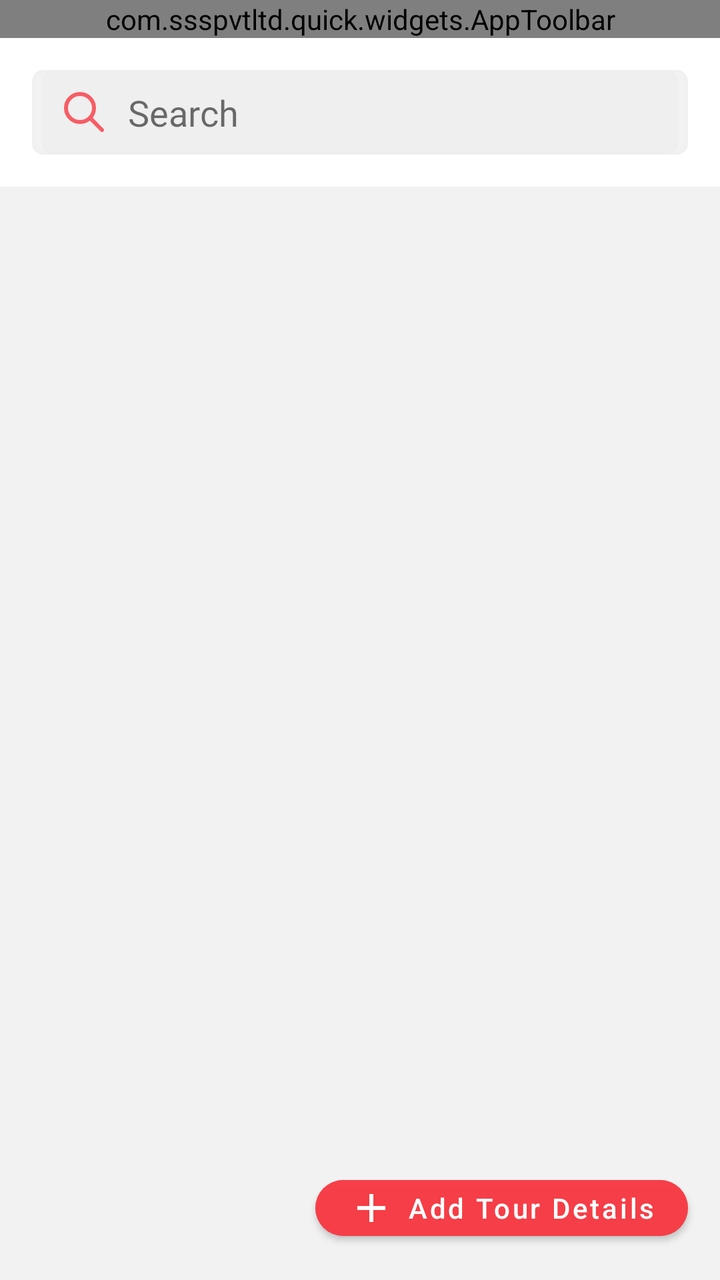
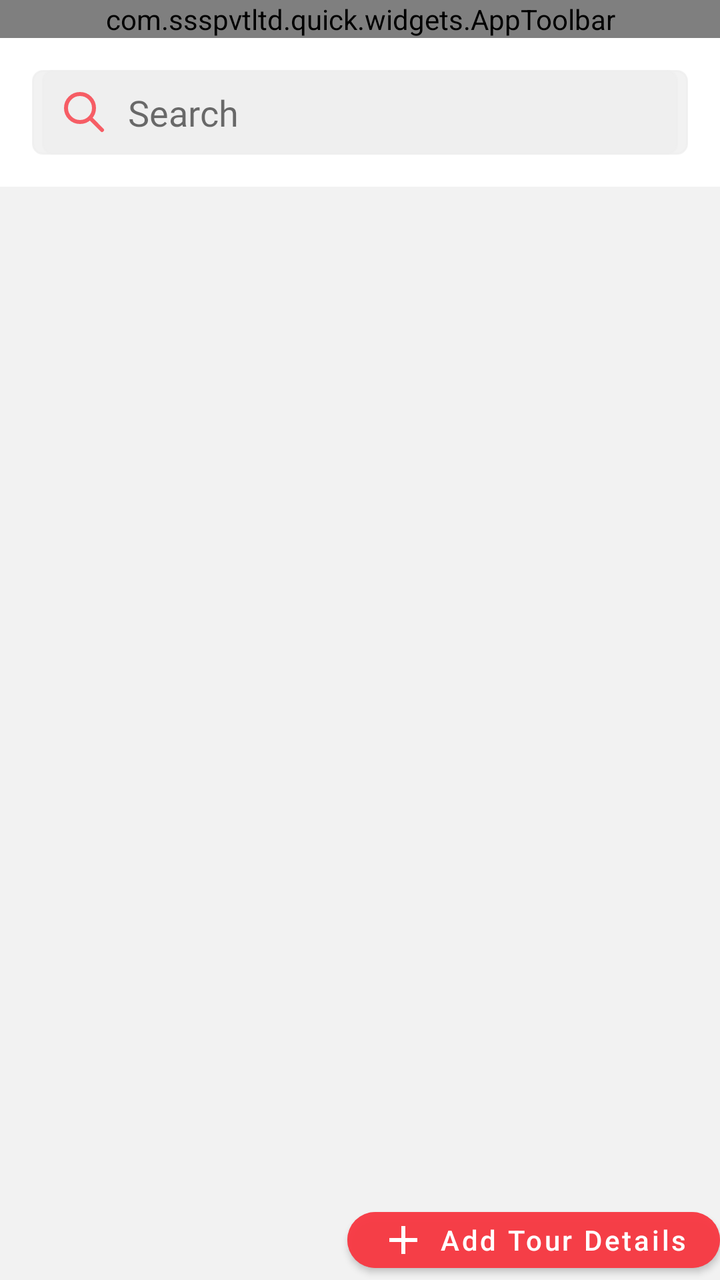

Before-and-after screenshots of an Android layout around one commit, followed by the original layout XML and the change that was made.
<!-- AndroidManifest.xml: application theme Theme.SSSQUICK -->
<!-- res/layout/fragment_tour_register_list.xml -->
<?xml version="1.0" encoding="utf-8"?>
<androidx.constraintlayout.widget.ConstraintLayout
    xmlns:android="http://schemas.android.com/apk/res/android"
    xmlns:app="http://schemas.android.com/apk/res-auto"
    xmlns:tools="http://schemas.android.com/tools"
    android:fitsSystemWindows="true"
    android:layout_width="match_parent"
    android:layout_height="match_parent"
    android:background="@color/white"
    tools:context=".ui.order.pending.fragment.PendingOrderFragment">



    <androidx.constraintlayout.widget.ConstraintLayout
        android:id="@+id/conToolbar"
        android:layout_width="match_parent"
        app:layout_constraintTop_toTopOf="parent"
        android:layout_height="wrap_content">
        <com.ssspvtltd.quick.widgets.AppToolbar
            android:id="@+id/toolbar"
            android:layout_width="match_parent"
            android:layout_height="wrap_content"
            app:isCartVisible="false"
            app:isLocationVisible="false"
            app:layout_constraintTop_toTopOf="parent"
            app:navigationType="back"
            app:titleType="title" />
    </androidx.constraintlayout.widget.ConstraintLayout>


    

    
    <androidx.constraintlayout.widget.ConstraintLayout
        android:layout_width="0dp"
        android:layout_height="0dp"
        app:layout_constraintTop_toBottomOf="@id/conToolbar"
        app:layout_constraintBottom_toBottomOf="parent"
        app:layout_constraintStart_toStartOf="parent"
        app:layout_constraintEnd_toEndOf="parent">

        
        <androidx.constraintlayout.widget.ConstraintLayout
            android:id="@+id/searchContainer"
            android:visibility="visible"
            android:layout_width="0dp"
            android:layout_height="wrap_content"
            android:background="@drawable/gray_200_bg"
            android:layout_marginHorizontal="16dp"
            android:layout_marginTop="16dp"
            app:layout_constraintTop_toTopOf="parent"
            app:layout_constraintStart_toStartOf="parent"
            app:layout_constraintEnd_toEndOf="parent">

            
            <androidx.appcompat.widget.AppCompatEditText
                android:id="@+id/etSearch"
                android:layout_width="match_parent"
                android:layout_height="wrap_content"
                android:layout_marginHorizontal="5dp"
                android:background="@drawable/gray_200_bg"
                android:drawableStart="@drawable/search"
                android:drawablePadding="10dp"
                android:drawableTint="@color/red_200"
                android:fontFamily="@font/roboto_light"
                android:gravity="center|start"
                android:hint="@string/search_by_name"
                android:imeOptions="actionSearch"
                android:lines="1"
                android:maxLines="1"
                android:padding="9dp"
                android:textColor="#90000000"
                android:textColorHint="#90000000"
                app:layout_constraintEnd_toEndOf="parent"
                app:layout_constraintStart_toStartOf="parent"
                app:layout_constraintTop_toTopOf="parent" />

            
            <TextView
                android:visibility="gone"
                android:id="@+id/tvCount"
                android:layout_width="wrap_content"
                android:layout_height="wrap_content"
                android:text="0 records"
                android:textColor="@color/black"
                android:textSize="14sp"
                android:layout_marginEnd="12dp"
                android:fontFamily="@font/roboto_medium"
                app:layout_constraintEnd_toEndOf="parent"
                app:layout_constraintTop_toTopOf="parent"
                app:layout_constraintBottom_toBottomOf="parent" />
        </androidx.constraintlayout.widget.ConstraintLayout>


        <androidx.recyclerview.widget.RecyclerView
            android:id="@+id/recyclerView"
            android:layout_width="0dp"
            android:layout_height="0dp"
            android:layout_marginTop="16dp"
            android:background="@color/grey_200"
            android:clipToPadding="false"
            android:orientation="vertical"
            app:layoutManager="androidx.recyclerview.widget.LinearLayoutManager"
            app:layout_constraintTop_toBottomOf="@id/searchContainer"
            app:layout_constraintBottom_toBottomOf="parent"
            app:layout_constraintStart_toStartOf="parent"
            app:layout_constraintEnd_toEndOf="parent"

            tools:itemCount="5"
            tools:listitem="@layout/all_account_adapter" />

        <TextView
            android:id="@+id/noDataText"
            android:layout_width="wrap_content"
            android:layout_height="wrap_content"
            android:gravity="center"
            android:text=""
            android:textColor="@color/black"
            android:textSize="16sp"
            android:visibility="gone"
            app:layout_constraintBottom_toBottomOf="parent"
            app:layout_constraintEnd_toEndOf="parent"
            app:layout_constraintStart_toStartOf="parent"
            app:layout_constraintTop_toBottomOf="@id/searchContainer" />

        <com.google.android.material.button.MaterialButton
            android:id="@+id/btnAddCustomer"
            android:layout_width="wrap_content"
            android:layout_height="40dp"
            android:text="Add Tour Details"
            android:textAllCaps="false"
            android:textColor="@color/white"
            android:backgroundTint="@color/red_200"
            android:layout_margin="16dp"
            app:cornerRadius="20dp"
            app:icon="@drawable/ic_baseline_plus_24"
            app:iconGravity="textStart"
            app:iconPadding="6dp"

            app:layout_constraintBottom_toBottomOf="parent"
            app:layout_constraintEnd_toEndOf="parent"/>

    </androidx.constraintlayout.widget.ConstraintLayout>



</androidx.constraintlayout.widget.ConstraintLayout>
<!-- res/layout/all_account_adapter.xml (included above) -->
<?xml version="1.0" encoding="utf-8"?>
<androidx.constraintlayout.widget.ConstraintLayout
    xmlns:android="http://schemas.android.com/apk/res/android"
    xmlns:app="http://schemas.android.com/apk/res-auto"
    android:layout_width="match_parent"
    android:layout_height="wrap_content"
    android:background="@color/white"
    android:paddingHorizontal="16dp">

    
    <com.google.android.material.textview.MaterialTextView
        android:id="@+id/tvSNo"
        android:layout_width="0dp"
        android:layout_height="wrap_content"
        android:textColor="@color/dark_gray"
        android:textSize="14sp"
        android:textStyle="bold"
        app:layout_constraintEnd_toStartOf="@id/layoutEdit"
        app:layout_constraintStart_toStartOf="parent"
        app:layout_constraintTop_toTopOf="parent"
        android:text="S.No: 1" />

    
    <com.google.android.material.textview.MaterialTextView
        android:id="@+id/tvCustomerName"
        android:layout_width="0dp"
        android:layout_height="wrap_content"
        android:textSize="13sp"
        android:textColor="@color/black"
        android:layout_marginEnd="8dp"
        app:layout_constraintEnd_toStartOf="@id/layoutEdit"
        app:layout_constraintStart_toStartOf="parent"
        app:layout_constraintTop_toBottomOf="@id/tvSNo"
        android:text="Sale Party | OMM HOSIERY : MUZAFFARPUR" />

    
    <FrameLayout
        android:id="@+id/layoutEdit"
        android:layout_width="40dp"
        android:layout_height="40dp"
        android:clickable="true"

        android:focusable="true"
        android:foreground="?attr/selectableItemBackgroundBorderless"
        app:layout_constraintEnd_toStartOf="@id/layoutDelete"
        app:layout_constraintTop_toTopOf="@id/tvCustomerName">

        <ImageView
            android:id="@+id/imgEdit"
            android:layout_width="22dp"
            android:layout_height="22dp"
            android:layout_gravity="center"
            android:src="@drawable/edit"
            android:tint="@color/blue"/>
    </FrameLayout>

    
    <FrameLayout
        android:id="@+id/layoutDelete"
        android:layout_width="40dp"
        android:layout_height="40dp"
        android:clickable="true"
        android:focusable="true"
        android:foreground="?attr/selectableItemBackgroundBorderless"
        app:layout_constraintEnd_toEndOf="parent"
        app:layout_constraintTop_toTopOf="@id/tvCustomerName">

        <ImageView
            android:id="@+id/imgDelete"
            android:layout_width="22dp"
            android:layout_height="22dp"
            android:layout_gravity="center"
            android:src="@drawable/delete"
            android:tint="@color/red"/>
    </FrameLayout>

    
    <androidx.recyclerview.widget.RecyclerView
        android:id="@+id/rvPersons"
        android:layout_width="0dp"
        android:layout_height="wrap_content"
        android:layout_marginTop="20dp"
        android:nestedScrollingEnabled="false"
        android:focusable="false"
        android:clickable="false"
        app:layout_constraintTop_toBottomOf="@id/tvCustomerName"
        app:layout_constraintStart_toStartOf="parent"
        app:layout_constraintEnd_toEndOf="parent"
       />

    
    <RelativeLayout
        android:id="@+id/rl"
        android:layout_width="match_parent"
        android:layout_marginTop="10dp"
        android:layout_height="wrap_content"
        app:layout_constraintTop_toBottomOf="@id/rvPersons">

        <androidx.cardview.widget.CardView
            android:layout_width="wrap_content"
            android:layout_height="wrap_content"
            android:layout_alignParentEnd="true"
            app:cardCornerRadius="6dp">

            <RelativeLayout
                android:layout_width="wrap_content"
                android:layout_height="wrap_content"
                android:background="#F8BBD0"
                android:padding="7dp">

                <TextView
                    android:id="@+id/noOfPerson"
                    android:textStyle="bold"
                    android:layout_width="wrap_content"
                    android:layout_height="wrap_content"
                    android:text="(0)" />
            </RelativeLayout>
        </androidx.cardview.widget.CardView>
    </RelativeLayout>

    
    <View
        android:layout_width="match_parent"
        android:layout_height="1dp"
        android:layout_marginTop="7dp"
        android:background="@color/light_gray"
        app:layout_constraintTop_toBottomOf="@id/rl"/>

</androidx.constraintlayout.widget.ConstraintLayout>
<!-- resources referenced by this layout -->
<resources>
  <color name="black">#FF000000</color>
  <color name="dark_gray">#E46B6969</color>
  <color name="grey_200">#C8EFEFEF</color>
  <color name="light_gray">#278F8B8B</color>
  <color name="red_200">#CEF83A44</color>
  <color name="white">#FFFFFFFF</color>
  <!-- drawable delete: png bitmap (drawable, 8994 bytes) -->
  <!-- drawable edit: png bitmap (drawable, 8017 bytes) -->
  <!-- drawable gray_200_bg (drawable) -->
  <?xml version="1.0" encoding="utf-8"?>
  <shape xmlns:android="http://schemas.android.com/apk/res/android"
      android:shape="rectangle">
  
        <corners android:radius="5dp" />
        <solid android:color="@color/grey_200"/>
  
        <stroke
            android:width="1dp"
            android:color="@color/grey_200" />
  
  </shape>
  <!-- drawable ic_baseline_plus_24 (drawable) -->
  <vector xmlns:android="http://schemas.android.com/apk/res/android"
      android:width="24dp"
      android:height="24dp"
      android:tint="#000000"
      android:viewportWidth="24"
      android:viewportHeight="24">
  
      <path
          android:fillColor="@android:color/white"
          android:pathData="M19,13h-6v6h-2v-6H5v-2h6V5h2v6h6v2z" />
  
  </vector>
  <!-- drawable search (drawable) -->
  <vector xmlns:android="http://schemas.android.com/apk/res/android" android:height="24dp" android:viewportHeight="24" android:viewportWidth="24" android:width="24dp">
        
      <path android:fillColor="#00000000" android:pathData="M14.954,14.946L21,21M17,10C17,13.866 13.866,17 10,17C6.134,17 3,13.866 3,10C3,6.134 6.134,3 10,3C13.866,3 17,6.134 17,10Z" android:strokeColor="#000000" android:strokeLineCap="round" android:strokeLineJoin="round" android:strokeWidth="2"/>
      
  </vector>
  <string name="search_by_name">Search</string>
  <style name="Theme.SSSQUICK" parent="Base.Theme.SSSQUICK" />
  <style name="Base.Theme.SSSQUICK" parent="Theme.MaterialComponents.Light.NoActionBar.Bridge">
          
          <item name="colorPrimary">@color/deep_orange_300</item>
          <item name="colorPrimaryDark">@color/deep_orange_800</item>
          <item name="colorSecondary">@color/white</item>
      </style>
  <color name="deep_orange_300">#FF725E</color>
  <color name="deep_orange_800">#BF4625</color>
</resources>

<!-- the commit's change to res/layout/fragment_tour_register_list.xml (unified diff, before → after) -->
@@ -131,12 +131,10 @@
             android:textAllCaps="false"
             android:textColor="@color/white"
             android:backgroundTint="@color/red_200"
-            android:layout_margin="16dp"
             app:cornerRadius="20dp"
             app:icon="@drawable/ic_baseline_plus_24"
             app:iconGravity="textStart"
             app:iconPadding="6dp"
-
             app:layout_constraintBottom_toBottomOf="parent"
             app:layout_constraintEnd_toEndOf="parent"/>
 
